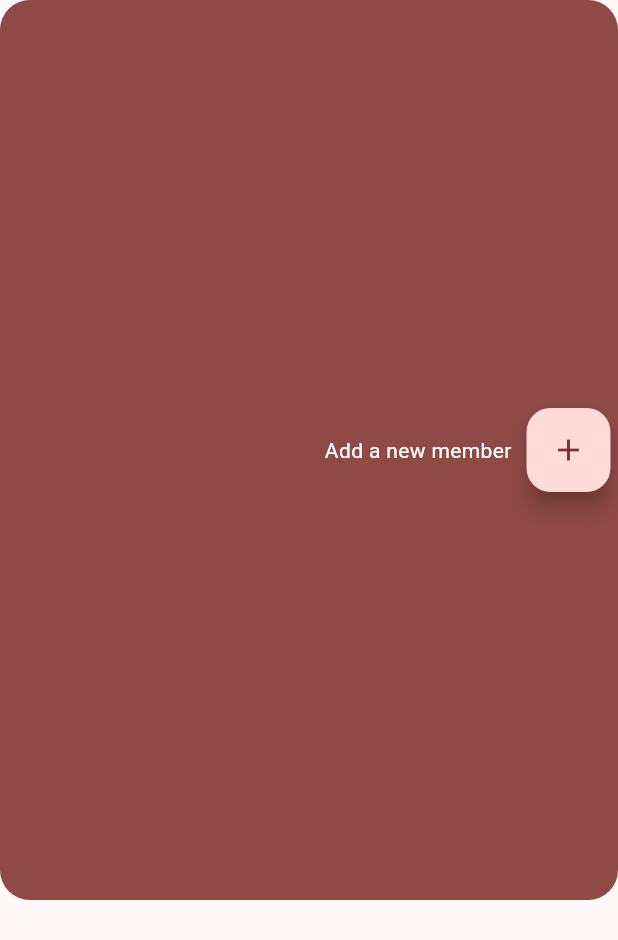
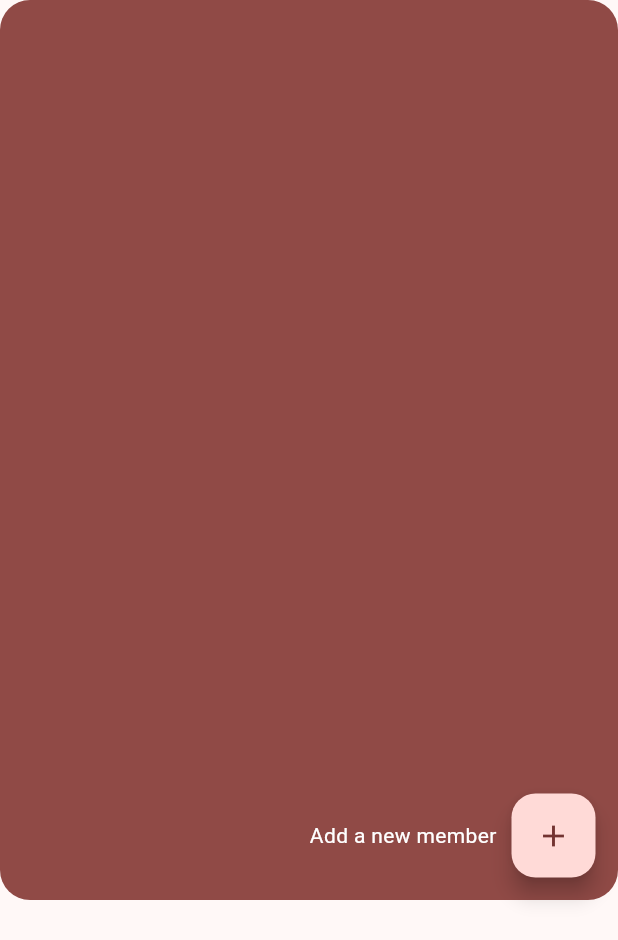
Before and after one commit to esmodea/system-mapper, a Flutter app: the SystemMembers widget shown alone on an empty page, opened directly, on a phone screen of 412 x 824 dp. Shown: the top 940 px of the screen. Run offline on Flutter 3.47's test engine with Material 3 defaults, Android fonts, the light colour scheme and no system bars; our stand-ins replace hive_ce, hive_ce_flutter; missing offline and left inert: lazy_load_indexed_stack; accounts and stored records are empty; statements that could not run were skipped.

Commit message:
Reformatted system_members.dart for new layout and constraints

```diff
--- a/lib/user_interface/widgets/system_members.dart
+++ b/lib/user_interface/widgets/system_members.dart
@@ -28,18 +28,41 @@ class _SystemMembersState extends State<SystemMembers> {
             borderRadius: BorderRadius.all(Radius.circular(20)),
             color: ColorScheme.of(context).primary,
           ),
-          constraints: BoxConstraints(maxWidth: 600, maxHeight: 600),
+          constraints: BoxConstraints(maxHeight: 600),
           child: Center(
-            child: SingleChildScrollView(
             child: Column(
               children: [
+                Expanded(
+                  child: Stack(
+                    children: [
+                      SingleChildScrollView(
+                        child: Padding(
+                          padding: const EdgeInsets.all(10),
+                          child: Column(
+                            spacing: 10,
+                            children: [
                               ...Current.system?.membersList
-                          ?.map((member) => MemberCard(member: member))
+                                      ?.map(
+                                        (member) => MemberCard(member: member),
+                                      )
                                       .toList() ??
                                   [],
-                  MemberCard(),
+                              Opacity(opacity: 0, child: MemberCard()),
+                              SizedBox(height: 10),
                             ],
                           ),
+                        ),
+                      ),
+                      Positioned(
+                        left: 10,
+                        right: 10,
+                        bottom: 10,
+                        child: MemberCard(),
+                      ),
+                    ],
+                  ),
+                ),
+              ],
             ),
           ),
         );
```
Lines whose indentation alone changed are shown as unchanged.
